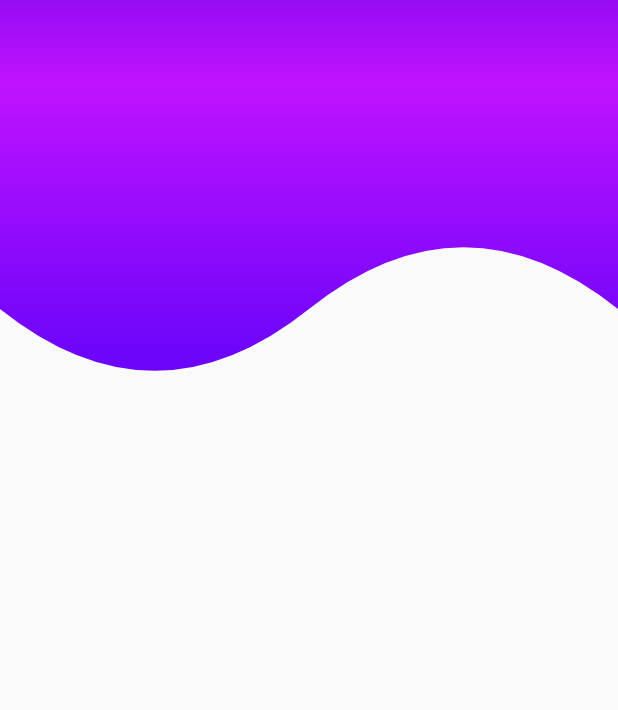
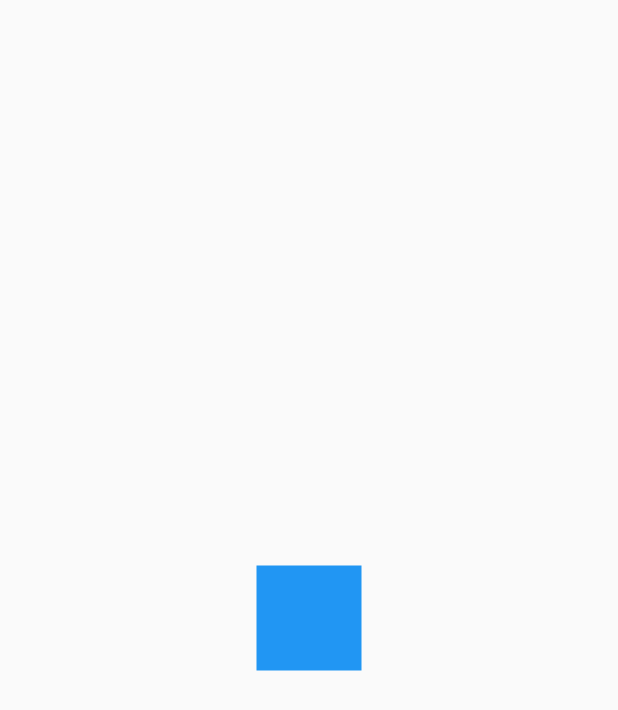
Before and after one commit to AleXx815/designs_and_animations_app, a Flutter app: the screen it shows after launch, on a phone screen of 412 x 824 dp. Shown: the top 710 px of the screen. Run offline on Flutter 3.47's test engine with Material 2 defaults, Android fonts, the light colour scheme and no system bars.

Commit message:
animations page

```diff
--- a/lib/main.dart
+++ b/lib/main.dart
@@ -1,4 +1,5 @@
-import 'package:designs_and_animations_app/src/pages/headers_page.dart';
+import 'package:designs_and_animations_app/src/pages/animations_page.dart';
+// import 'package:designs_and_animations_app/src/pages/headers_page.dart';
 import 'package:flutter/material.dart';
 import 'package:flutter/services.dart';
 
@@ -18,7 +19,7 @@
     return const MaterialApp(
       debugShowCheckedModeBanner: false,
       title: "Diseños App",
-      home: HeadersPage(),
+      home: AnimationsPage(),
     );
   }
 }
--- /dev/null
+++ b/lib/src/pages/animations_page.dart
@@ -0,0 +1,41 @@
+import 'package:flutter/material.dart';
+
+class AnimationsPage extends StatelessWidget {
+  const AnimationsPage({super.key});
+
+  @override
+  Widget build(BuildContext context) {
+    return const Scaffold(
+      body: Center(
+        child: AnimatedSquare(),
+      ),
+    );
+  }
+}
+
+class AnimatedSquare extends StatefulWidget {
+  const AnimatedSquare({
+    super.key,
+  });
+
+  @override
+  State<AnimatedSquare> createState() => _AnimatedSquareState();
+}
+
+class _AnimatedSquareState extends State<AnimatedSquare> {
+  @override
+  Widget build(BuildContext context) {
+    return _Rectangle();
+  }
+}
+
+class _Rectangle extends StatelessWidget {
+  @override
+  Widget build(BuildContext context) {
+    return Container(
+      width: 70,
+      height: 70,
+      decoration: const BoxDecoration(color: Colors.blue),
+    );
+  }
+}
```
